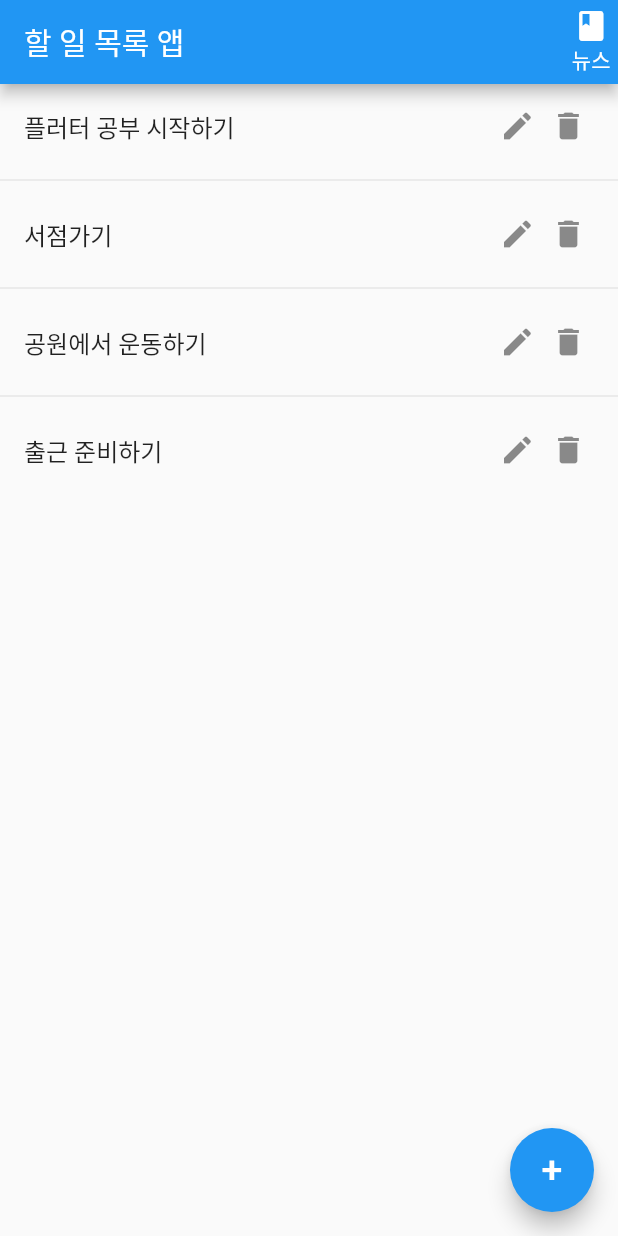
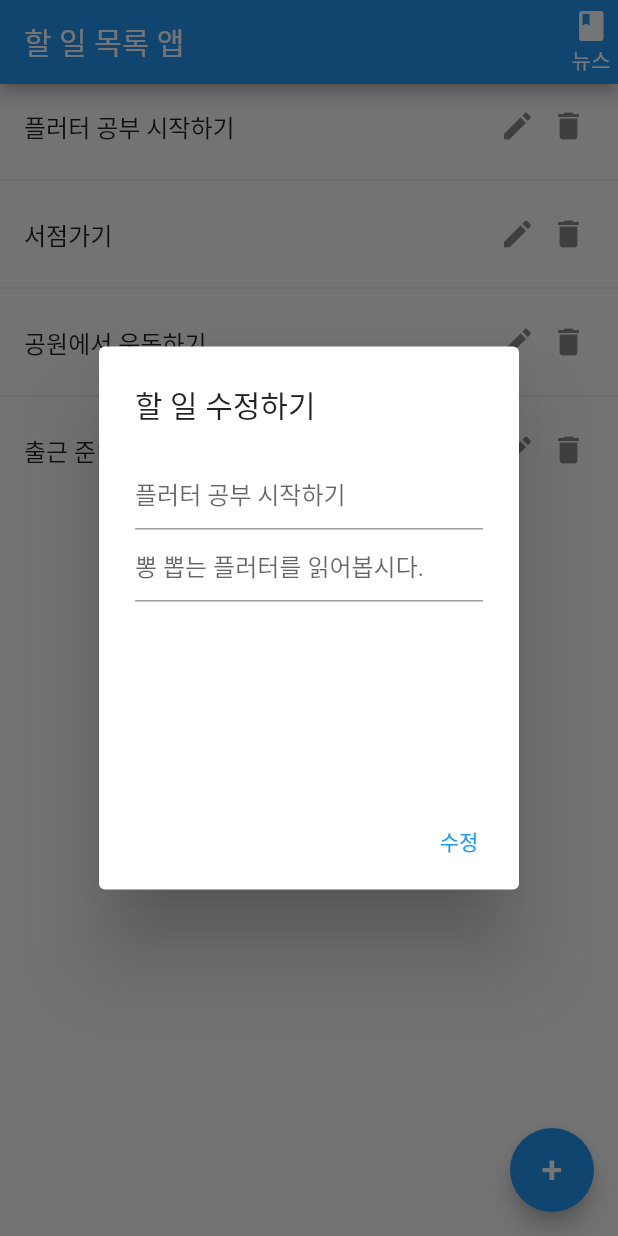
Before and after one commit to minjukimishere/flutter, a Flutter app: the ListScreen screen opened directly, after a tap on "뉴스", after a tap on the "edit" icon, on a phone screen of 412 x 824 dp. Run offline on Flutter 3.47's test engine with Material 2 defaults, Android fonts, the light colour scheme and no system bars; our stand-ins replace shared_preferences, sprintf, sqflite; accounts and stored records are empty; key blocks and very long unbroken strings in the code were emptied for the run.

Commit message:
더미데이터_todolist_특정todo수정하기

```diff
--- a/lib/screens/list2_screen.dart
+++ b/lib/screens/list2_screen.dart
@@ -159,12 +159,12 @@ class _ListScreenState extends State<ListScreen> {
                           child: InkWell(
                             child: const Icon(Icons.edit),
                             onTap: () {
-                              /*
                               showDialog(
                                   context: context,
                                   builder: (BuildContext context) {
                                     String title = todos[index].title;
-                                  String description = todos[index].description;
+                                    String description =
+                                        todos[index].description;
                                     return AlertDialog(
                                       title: const Text('할 일 수정하기'),
                                       content: SizedBox(
@@ -195,16 +195,43 @@ class _ListScreenState extends State<ListScreen> {
                                         TextButton(
                                             child: const Text('수정'),
                                             onPressed: () async {
-                                           await todoSqlite.deleteTodo(
-                                            todos[index].id??0);
-                                            List<Todo> newTodos=
-                                            await todoSqlite.getTodos();
-                                            setState((){
-                                              todos=newTodos;
+                                              Todo newTodo = Todo(
+                                                id: todos[index].id,
+                                                title: title,
+                                                description: description,
+                                              );
+                                              setState(() {
+                                                todoDefault.updateTodo(newTodo);
                                               });
                                               Navigator.of(context).pop();
                                             }),
-                                      ]
+                                      ],
+                                    );
+                                  });
+                            },
+                          ),
+                        ),
+                        Container(
+                          padding: const EdgeInsets.all(5),
+                          child: InkWell(
+                            child: const Icon(Icons.delete),
+                            onTap: () {},
+                          ),
+                        ),
+                      ],
+                    ),
+                  ),
+                );
+              },
+              separatorBuilder: (context, index) {
+                return const Divider();
+              },
+            ),
+    );
+  }
+}
+
+/*
                       Container(
                         padding: const EdgeInsets.all(5),
                         child: InkWell(
@@ -280,25 +307,3 @@ class ListScreen extends StatelessWidget {
                 mainAxisAlignment: MainAxisAlignment.end,
                 children: [
             */
-                            },
-                          ),
-                        ),
-                        Container(
-                          padding: const EdgeInsets.all(5),
-                          child: InkWell(
-                            child: const Icon(Icons.delete),
-                            onTap: () {},
-                          ),
-                        ),
-                      ],
-                    ),
-                  ),
-                );
-              },
-              separatorBuilder: (context, index) {
-                return const Divider();
-              },
-            ),
-    );
-  }
-}
```
Lines whose indentation alone changed are shown as unchanged.
